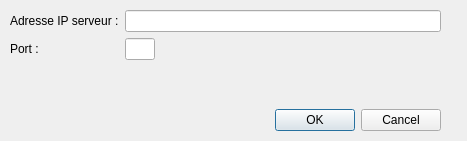
Old version of the form Graphisme/source/GUI_bourse_Livre/config.ui in the repository QuentinVecchio/DUT-ProjetSynthese.
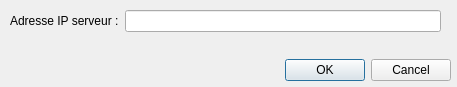
New version of the form.

```diff
--- a/Graphisme/source/GUI_bourse_Livre/config.ui
+++ b/Graphisme/source/GUI_bourse_Livre/config.ui
@@ -6,8 +6,8 @@
    <rect>
     <x>0</x>
     <y>0</y>
-    <width>467</width>
-    <height>141</height>
+    <width>457</width>
+    <height>87</height>
    </rect>
   </property>
   <property name="windowTitle">
@@ -16,8 +16,8 @@
   <widget class="QDialogButtonBox" name="buttonBox">
    <property name="geometry">
     <rect>
-     <x>220</x>
-     <y>100</y>
+     <x>230</x>
+     <y>50</y>
      <width>221</width>
      <height>41</height>
     </rect>
@@ -35,7 +35,7 @@
      <x>10</x>
      <y>10</y>
      <width>431</width>
-     <height>81</height>
+     <height>41</height>
     </rect>
    </property>
    <layout class="QFormLayout" name="formLayout">
@@ -49,26 +49,9 @@
       </property>
      </widget>
     </item>
-    <item row="2" column="0">
-     <widget class="QLabel" name="label_2">
-      <property name="text">
-       <string>Port :</string>
-      </property>
-     </widget>
-    </item>
     <item row="1" column="1">
      <widget class="QLineEdit" name="lineEdit"/>
     </item>
-    <item row="2" column="1">
-     <widget class="QLineEdit" name="lineEdit_2">
-      <property name="maximumSize">
-       <size>
-        <width>30</width>
-        <height>16777215</height>
-       </size>
-      </property>
-     </widget>
-    </item>
    </layout>
   </widget>
  </widget>
```
